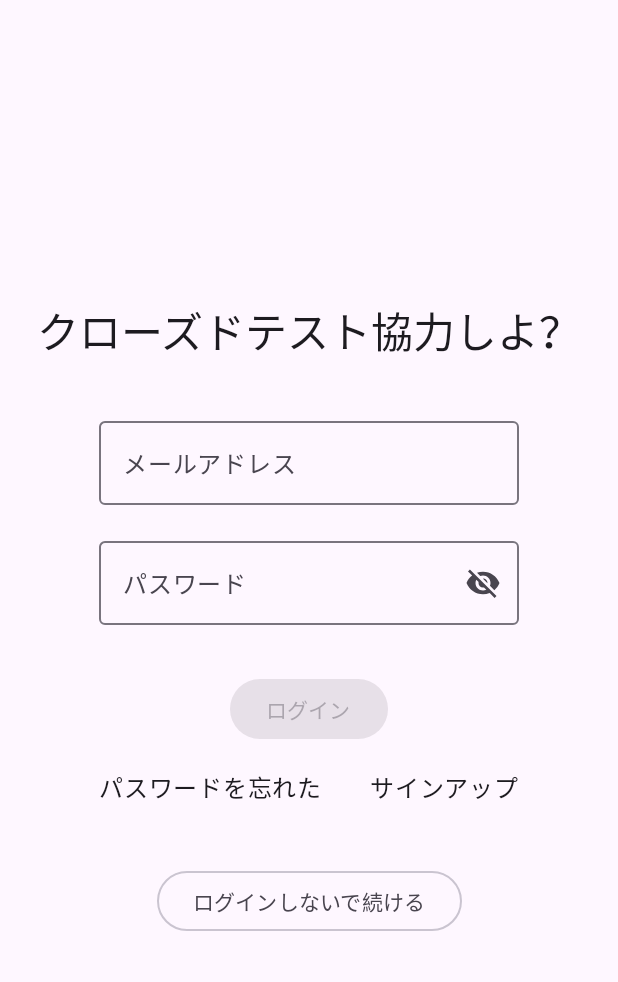
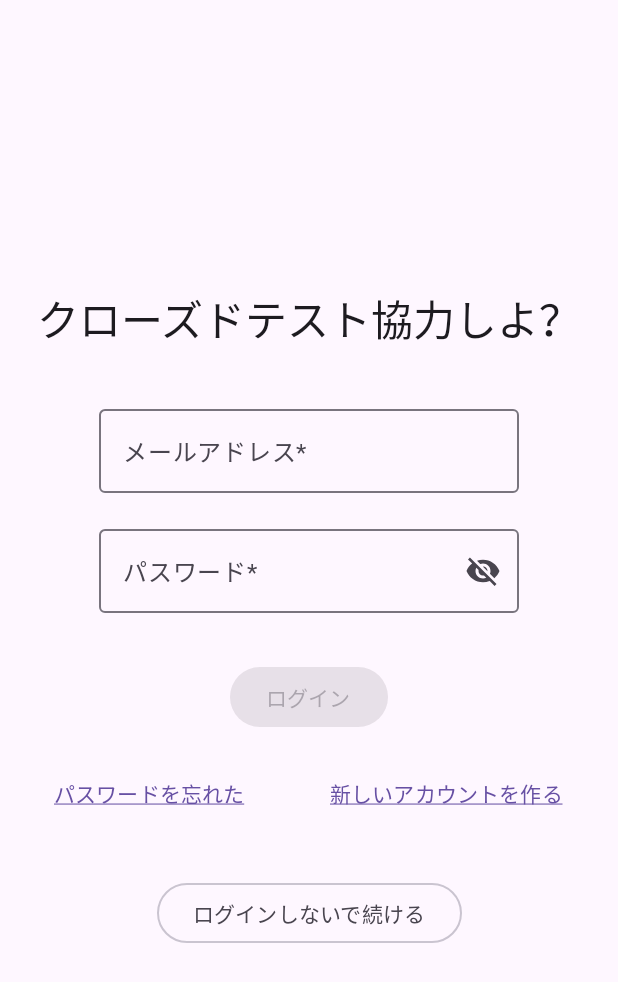
Before and after one commit to maimai3566/ClosedTestMate, an Android app built with Jetpack Compose: the screen it shows after launch (MainActivity), on a phone screen of 412 x 824 dp. Shown: the top 982 px of the screen. Run offline under Robolectric (Android 15) with nearby library versions, the phone set to English and light mode, and no system bars; our stand-ins replace Dagger/Hilt's generated code, Firebase (no records; nobody signed in at launch, a user with empty details on screens opened directly); Roboto replaces fonts that are not available here.

Commit message:
0718ログインはほぼ完成、サインアップ作成中

```diff
--- a/app/build.gradle.kts
+++ b/app/build.gradle.kts
@@ -46,6 +46,9 @@ android {
 }
 
 dependencies {
+    //Coil
+    implementation(libs.coil.compose)
+
     //firebase
     implementation(platform(libs.firebase.bom))
     implementation(libs.firebase.analytics)
--- a/app/src/main/java/com/rururi/closedtestmate/model/UserProfileUiState.kt
+++ b/app/src/main/java/com/rururi/closedtestmate/model/UserProfileUiState.kt
@@ -2,13 +2,13 @@ package com.rururi.closedtestmate.model
 
 data class UserProfileUiState(
     val userId: String = "",
-    val displayName: String = "ゲストさん",
+    val name: String = "ゲストさん",
     val email: String = "",
     val pw: String = "",
+    val photoUrl: String? = null,   //プロフィール画像のURL
     val error: String = "",
     val hasRegistered: Boolean = false,   //登録済みかどうか
     val isLoggedIn: Boolean = false,   //ログイン中かどうか
-    val photoUrl: String? = null,   //プロフィール画像のURL
     val isAnonymous: Boolean = false,   //匿名かどうか
     val isLoading: Boolean = false,   //ローディング中かどうか
 )
--- a/app/src/main/java/com/rururi/closedtestmate/ui/RurustaApp.kt
+++ b/app/src/main/java/com/rururi/closedtestmate/ui/RurustaApp.kt
@@ -19,10 +19,11 @@ fun RurustaApp() {
     val navController = rememberNavController()
     val navBackStackEntry by navController.currentBackStackEntryAsState()
     val currentRoute = navBackStackEntry?.destination?.route
+    val hideTopBarRoutes = listOf(Screen.Login.route, Screen.Signup.route)
 
     Scaffold(
         topBar = {
-            if (currentRoute != Screen.Login.route) {
+            if (currentRoute !in hideTopBarRoutes) {    //authルートにいるときはトップバーを表示させない
                 RurustaTopBar(title = stringResource(R.string.app_name))
             }
         },
--- a/app/src/main/java/com/rururi/closedtestmate/ui/login/LoginScreen.kt
+++ b/app/src/main/java/com/rururi/closedtestmate/ui/login/LoginScreen.kt
@@ -1,6 +1,7 @@
 package com.rururi.closedtestmate.ui.login
 
 import android.R.attr.enabled
+import android.R.attr.text
 import android.util.Log
 import androidx.compose.foundation.layout.Arrangement
 import androidx.compose.foundation.layout.Column
@@ -19,6 +20,7 @@ import androidx.compose.material3.MaterialTheme
 import androidx.compose.material3.OutlinedButton
 import androidx.compose.material3.OutlinedTextField
 import androidx.compose.material3.Text
+import androidx.compose.material3.TextButton
 import androidx.compose.runtime.Composable
 import androidx.compose.runtime.getValue
 import androidx.compose.runtime.mutableStateOf
@@ -32,15 +34,19 @@ import androidx.compose.ui.res.stringResource
 import androidx.compose.ui.text.input.KeyboardType
 import androidx.compose.ui.text.input.PasswordVisualTransformation
 import androidx.compose.ui.text.input.VisualTransformation
+import androidx.compose.ui.text.style.TextDecoration
 import androidx.compose.ui.tooling.preview.Preview
 import com.rururi.closedtestmate.R
 import com.rururi.closedtestmate.model.UserProfileUiState
 
 @Composable
 fun LoginScreen(
+    modifier: Modifier = Modifier,
     onEmailChange: (String) -> Unit = {},
     onPasswordChange: (String) -> Unit = {},
     onLogin: () -> Unit = {},
+    onForgotPw: () -> Unit = {},
+    onSignup: () -> Unit = {},
     onSkipLogin: () -> Unit = {},
     uiState: UserProfileUiState,
 ){
@@ -53,7 +59,7 @@ fun LoginScreen(
     var pwVisible by remember { mutableStateOf(false) } //パスワード表示有無
 
     Column(
-        modifier = Modifier.fillMaxSize(),
+        modifier = modifier.fillMaxSize(),
         verticalArrangement = Arrangement.Center,
         horizontalAlignment = Alignment.CenterHorizontally
     ) {
@@ -66,7 +72,7 @@ fun LoginScreen(
         OutlinedTextField(
             value = email,
             onValueChange = onEmailChange,
-            label = { Text(text = stringResource(R.string.email)) },
+            label = { Text(text = stringResource(R.string.email) + "*") },
             singleLine = true,
             keyboardOptions = KeyboardOptions(keyboardType = KeyboardType.Email)
         )
@@ -75,7 +81,7 @@ fun LoginScreen(
         OutlinedTextField(
             value = password,
             onValueChange = onPasswordChange,
-            label = { Text(text = stringResource(R.string.pw)) },
+            label = { Text(text = stringResource(R.string.pw) + "*") },
             singleLine = true,
             keyboardOptions = KeyboardOptions(keyboardType = KeyboardType.Password),
             visualTransformation = if (pwVisible) VisualTransformation.None else PasswordVisualTransformation(),
@@ -101,9 +107,25 @@ fun LoginScreen(
         Spacer(modifier = Modifier.padding(dimensionResource(R.dimen.p_small)))
         //パスワードを忘れた / 新規登録
         Row{
-            Text(text = stringResource(R.string.forgot_pw))
+            //パスワードを忘れた
+            TextButton(
+                onClick = onForgotPw,
+            ){
+                Text(
+                    stringResource(R.string.forgot_pw),
+                    textDecoration = TextDecoration.Underline
+                )
+            }
             Spacer(modifier = Modifier.padding(dimensionResource(R.dimen.p_medium)))
-            Text(text = stringResource(R.string.signup))
+            //サインアップ
+            TextButton(
+                onClick = onSignup,
+            ){
+                Text(
+                    stringResource(R.string.signup),
+                    textDecoration = TextDecoration.Underline
+                )
+            }
         }
 
         Spacer(modifier = Modifier.padding(dimensionResource(R.dimen.p_medium)))
@@ -123,5 +145,5 @@ fun LoginScreen(
 @Composable
 fun LoginScreenPreview() {
     val uiState = UserProfileUiState()
-    LoginScreen(onEmailChange = {}, onPasswordChange = {}, onLogin = {}, uiState = uiState)
+    LoginScreen(uiState = uiState)
 }
--- a/app/src/main/java/com/rururi/closedtestmate/ui/navigation/AppNavGraph.kt
+++ b/app/src/main/java/com/rururi/closedtestmate/ui/navigation/AppNavGraph.kt
@@ -18,10 +18,18 @@ import com.rururi.closedtestmate.ui.recruitdetail.RecruitDetailScreen
 import com.rururi.closedtestmate.ui.recruitlist.RecruitListScreen
 import com.rururi.closedtestmate.ui.recruitnew.RecruitNewScreen
 import androidx.compose.runtime.getValue
+import androidx.compose.runtime.remember
 import androidx.compose.ui.platform.LocalContext
+import androidx.compose.ui.res.dimensionResource
+import androidx.lifecycle.viewmodel.compose.viewModel
+import com.rururi.closedtestmate.ui.login.SignupScreen
+import androidx.navigation.compose.navigation
+import com.rururi.closedtestmate.R
 
 sealed class Screen(val route: String) {
+    object Auth : Screen("auth")
     object Login : Screen("login")
+    object Signup : Screen("signup")
     object RecruitList : Screen("recruit_list")
     object RecruitNew : Screen("recruit_new")
     object RecruitDetail : Screen("recruit_detail/{recruitId}") {
@@ -37,12 +45,20 @@ fun AppNavGraph(
     val context = LocalContext.current
     NavHost(
         navController = navController,
-        startDestination = Screen.Login.route,
+        startDestination = Screen.Auth.route,
         modifier = modifier
     ) {
-        composable(Screen.Login.route) {
-            val viewModel:LoginViewModel = hiltViewModel()
+        navigation(
+            route = Screen.Auth.route,
+            startDestination = Screen.Login.route
+        ) {
+
+            //ログイン
+            composable(Screen.Login.route) { backStackEntry ->
+                val parentEntry = remember(backStackEntry) { navController.getBackStackEntry(Screen.Auth.route) }
+                val viewModel:LoginViewModel = hiltViewModel(parentEntry)
                 val uiState by viewModel.uiState.collectAsState()
+                val toastY:Int = dimensionResource(R.dimen.toast_pos_y).value.toInt()
 
                 LoginScreen(
                     uiState = uiState,
@@ -52,16 +68,35 @@ fun AppNavGraph(
                         viewModel.login(
                             onSuccess = { navController.navigate(Screen.RecruitList.route) },
                             onError = { errorMsg ->
+                                //トーストメッセージ
                                 Toast.makeText(context, errorMsg, Toast.LENGTH_LONG).apply {
-                                setGravity(Gravity.BOTTOM or Gravity.CENTER_HORIZONTAL, 0, 300)
+                                    setGravity(Gravity.BOTTOM or Gravity.CENTER_HORIZONTAL, 0, toastY)
                                     show()
                                 }
                             }
                         )
                     },
+                    onForgotPw = { },
+                    onSignup = {
+                        viewModel.resetUiState()    //状態をリセットする
+                        navController.navigate(Screen.Signup.route)
+                    },
                     onSkipLogin = { navController.navigate(Screen.RecruitList.route) }  //そのまま募集一覧へ
                 )
             }
+            composable(Screen.Signup.route){ backStackEntry ->
+                val parentEntry = remember(backStackEntry) { navController.getBackStackEntry(Screen.Auth.route) }
+                val viewModel:LoginViewModel = hiltViewModel(parentEntry)
+                val uiState by viewModel.uiState.collectAsState()
+                SignupScreen(
+                    onEmailChange = { viewModel.updateEmail(it) },
+                    onPasswordChange = { viewModel.updatePassword(it) },
+                    onSignUpClick = {},
+                    uiState = uiState
+                )
+            }
+        }
+
         composable(Screen.RecruitList.route) {
             RecruitListScreen()
         }
--- a/app/src/main/res/values/dimens.xml
+++ b/app/src/main/res/values/dimens.xml
@@ -18,4 +18,6 @@
     <dimen name="dot_large">30dp</dimen>
     <dimen name="dot_small">20dp</dimen>
     <dimen name="detail_size">36dp</dimen>
+
+    <dimen name="toast_pos_y">400dp</dimen>
 </resources>
--- a/app/src/main/res/values/strings.xml
+++ b/app/src/main/res/values/strings.xml
@@ -6,9 +6,14 @@
 
     <string name="login">ログイン</string>
     <string name="logout">ログアウト</string>
-    <string name="signup">サインアップ</string>
+
+    <string name="signup">新しいアカウントを作る</string>
+    <string name="signup_title">アカウントを登録してね</string>
+    <string name="signup_button">新規募集</string>
+
     <string name="email">メールアドレス</string>
     <string name="pw">パスワード</string>
+    <string name="display_name">ニックネーム</string>
     <string name="placeholder_email">xxxxxx@exsample.com</string>
     <string name="skip_login">ログインしないで続ける</string>
     <string name="forgot_pw">パスワードを忘れた</string>
```
Also changed, not shown: app/src/main/java/com/rururi/closedtestmate/ui/login/LoginViewModel.kt (+18 -1 lines), app/src/main/java/com/rururi/closedtestmate/ui/login/SignUpScreen.kt (added, +149 -0 lines), gradle/libs.versions.toml (+6 -4 lines). Lines whose indentation alone changed are shown as unchanged.
